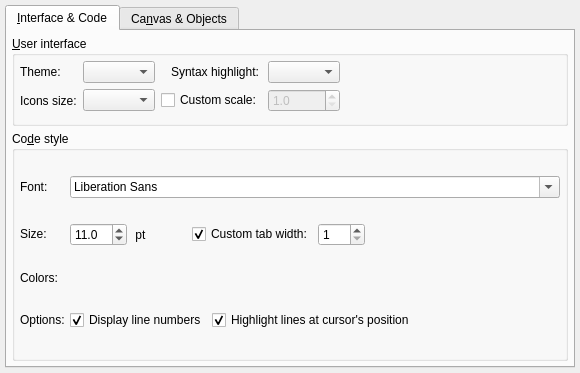
First picture: the form in libs/libgui/ui/settings/appearanceconfigwidget.ui, repository pgmodeler/pgmodeler, before the edit.
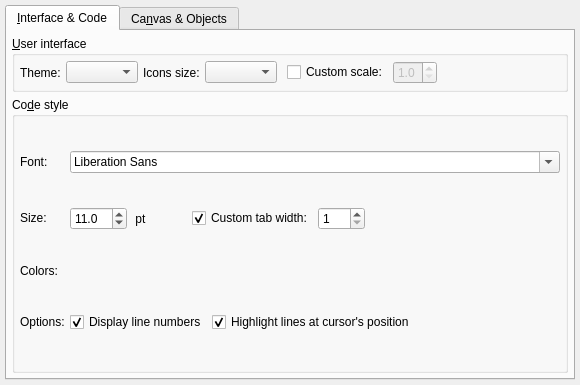
Second picture: the form after the edit. Icons and pictures are not drawn.

Commit message:
Improved the behavior of "System default" UI theme.
Now pgModeler selects the UI element colors based upon the system's
default colors set (light/dark)

Patch:
```diff
--- a/libs/libgui/ui/settings/appearanceconfigwidget.ui
+++ b/libs/libgui/ui/settings/appearanceconfigwidget.ui
@@ -7,7 +7,7 @@
     <x>0</x>
     <y>0</y>
     <width>580</width>
-    <height>373</height>
+    <height>385</height>
    </rect>
   </property>
   <property name="windowTitle">
@@ -82,41 +82,11 @@
           <property name="bottomMargin">
            <number>5</number>
           </property>
-          <item row="0" column="1">
-           <widget class="QComboBox" name="ui_theme_cmb">
-            <property name="sizePolicy">
-             <sizepolicy hsizetype="Preferred" vsizetype="Fixed">
-              <horstretch>0</horstretch>
-              <verstretch>0</verstretch>
-             </sizepolicy>
-            </property>
-            <property name="currentIndex">
-             <number>-1</number>
-            </property>
-           </widget>
-          </item>
+          <property name="spacing">
+           <number>5</number>
+          </property>
           <item row="0" column="3">
-           <widget class="QComboBox" name="syntax_hl_theme_cmb">
-            <property name="sizePolicy">
-             <sizepolicy hsizetype="Preferred" vsizetype="Fixed">
-              <horstretch>0</horstretch>
-              <verstretch>0</verstretch>
-             </sizepolicy>
-            </property>
-            <property name="sizeAdjustPolicy">
-             <enum>QComboBox::AdjustToContentsOnFirstShow</enum>
-            </property>
-           </widget>
-          </item>
-          <item row="0" column="2">
-           <widget class="QLabel" name="label_3">
-            <property name="text">
-             <string>Syntax highlight:</string>
-            </property>
-            <property name="indent">
-             <number>10</number>
-            </property>
-           </widget>
+           <widget class="QComboBox" name="icons_size_cmb"/>
           </item>
           <item row="0" column="0">
            <widget class="QLabel" name="label">
@@ -125,20 +95,20 @@
             </property>
            </widget>
           </item>
-          <item row="0" column="4" rowspan="3">
-           <spacer name="horizontalSpacer_3">
-            <property name="orientation">
-             <enum>Qt::Horizontal</enum>
+          <item row="0" column="1">
+           <widget class="QComboBox" name="ui_theme_cmb">
+            <property name="sizePolicy">
+             <sizepolicy hsizetype="Preferred" vsizetype="Fixed">
+              <horstretch>0</horstretch>
+              <verstretch>0</verstretch>
+             </sizepolicy>
             </property>
-            <property name="sizeHint" stdset="0">
-             <size>
-              <width>40</width>
-              <height>20</height>
-             </size>
+            <property name="currentIndex">
+             <number>-1</number>
             </property>
-           </spacer>
+           </widget>
           </item>
-          <item row="1" column="0">
+          <item row="0" column="2">
            <widget class="QLabel" name="icons_size_lbl">
             <property name="text">
              <string>Icons size:</string>
@@ -148,10 +118,18 @@
             </property>
            </widget>
           </item>
-          <item row="1" column="1">
-           <widget class="QComboBox" name="icons_size_cmb"/>
-          </item>
-          <item row="1" column="2">
+          <item row="0" column="4">
+           <layout class="QHBoxLayout" name="horizontalLayout">
+            <property name="spacing">
+             <number>5</number>
+            </property>
+            <property name="leftMargin">
+             <number>5</number>
+            </property>
+            <property name="bottomMargin">
+             <number>0</number>
+            </property>
+            <item>
            <widget class="QCheckBox" name="custom_scale_chk">
             <property name="toolTip">
              <string>&lt;p&gt;Defines a custom UI scale factor. This factor is applied when drawing widgets and fonts. Requires restarting pgModeler when in use.&lt;/p&gt;</string>
@@ -161,7 +139,7 @@
             </property>
            </widget>
           </item>
-          <item row="1" column="3">
+            <item>
            <widget class="QDoubleSpinBox" name="custom_scale_spb">
             <property name="enabled">
              <bool>false</bool>
@@ -180,6 +158,21 @@
             </property>
            </widget>
           </item>
+            <item>
+             <spacer name="horizontalSpacer_4">
+              <property name="orientation">
+               <enum>Qt::Horizontal</enum>
+              </property>
+              <property name="sizeHint" stdset="0">
+               <size>
+                <width>40</width>
+                <height>20</height>
+               </size>
+              </property>
+             </spacer>
+            </item>
+           </layout>
+          </item>
          </layout>
         </widget>
        </item>
```
Left out of the diff: 4 changed lines with no effect on the pictures. Lines whose indentation alone changed are shown as unchanged. The commit also changes 5 other files.
